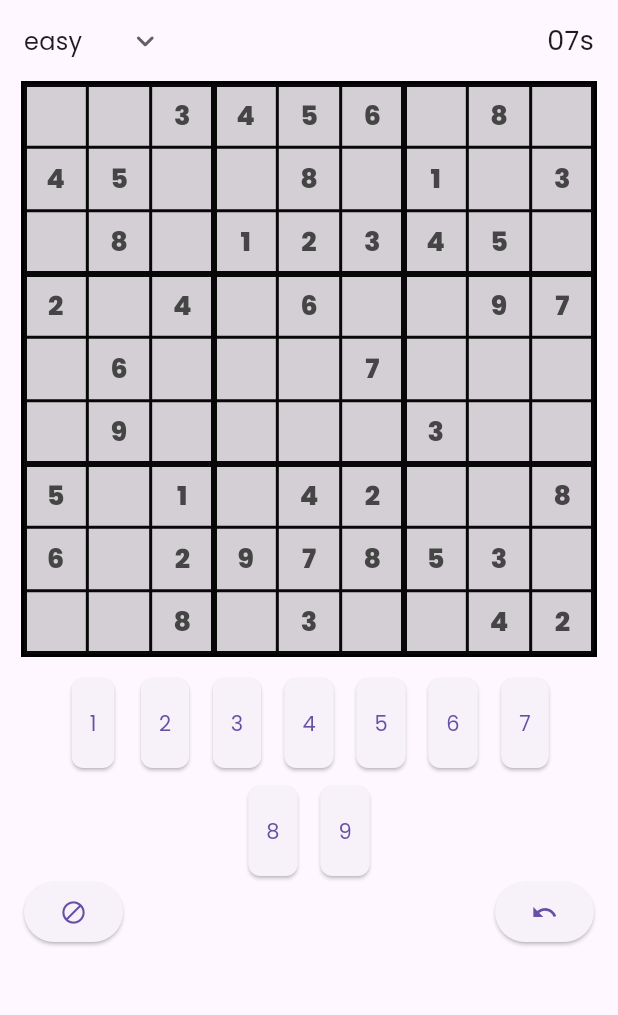
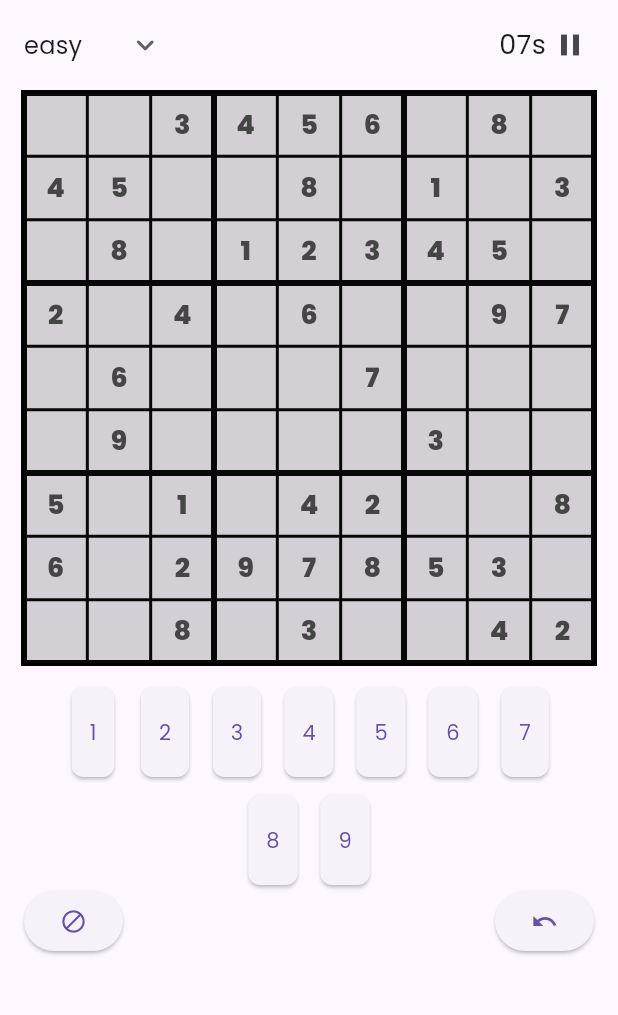
Before and after one commit to Ayush783/sudoku, a Flutter app: the screen it shows after launch, on a phone screen of 412 x 824 dp, the part 63-1078 px from its top. Run offline on Flutter 3.47's test engine with Material 3 defaults, Android fonts, the light colour scheme and no system bars; our stand-ins replace firebase_core, google_mobile_ads; accounts and stored records are empty.

Commit message:
pause game feature added

```diff
--- /dev/null
+++ b/lib/sudoku/view/widgets/pause_button.dart
@@ -0,0 +1,39 @@
+import 'package:flutter/material.dart';
+import 'package:provider/provider.dart';
+import 'package:sudoku/sudoku/view/controller/sudoku_controller.dart';
+
+class PauseButton extends StatelessWidget {
+  const PauseButton({super.key});
+
+  @override
+  Widget build(BuildContext context) {
+    return IconButton(
+      onPressed: () async {
+        context.read<SudokuController>().pauseTimer();
+        await showDialog(
+          context: context,
+          builder: (context) => AlertDialog(
+            title: const Text('Game Paused'),
+            actions: [
+              TextButton(
+                onPressed: () {
+                  Navigator.pop(context);
+                },
+                child: const Text('Resume'),
+              )
+            ],
+          ),
+        );
+        if (context.mounted) {
+          context.read<SudokuController>().startTimer();
+        }
+      },
+      padding: const EdgeInsets.all(4),
+      icon: const Icon(Icons.pause),
+      style: IconButton.styleFrom(
+        minimumSize: Size.zero,
+        tapTargetSize: MaterialTapTargetSize.shrinkWrap,
+      ),
+    );
+  }
+}
--- a/lib/sudoku/view/widgets/sudoku_board.dart
+++ b/lib/sudoku/view/widgets/sudoku_board.dart
@@ -5,6 +5,7 @@ import 'package:sudoku/sudoku/data/model/sudoku_model.dart';
 import 'package:sudoku/sudoku/view/controller/sudoku_controller.dart';
 import 'package:sudoku/sudoku/view/widgets/difficulty_dropdown.dart';
 import 'package:sudoku/sudoku/view/widgets/game_timer.dart';
+import 'package:sudoku/sudoku/view/widgets/pause_button.dart';
 import 'package:sudoku/sudoku/view/widgets/sudoku_board_cell.dart';
 
 class SudokuBoard extends StatelessWidget {
@@ -20,10 +21,11 @@ class SudokuBoard extends StatelessWidget {
               const Padding(
                 padding: EdgeInsets.symmetric(horizontal: 16),
                 child: Row(
-                  mainAxisAlignment: MainAxisAlignment.spaceBetween,
                   children: [
                     DifficultyDropdown(),
+                    Spacer(),
                     GameTimer(),
+                    PauseButton(),
                   ],
                 ),
               ),
--- a/lib/sudoku/view/widgets/sudoku_board_cell.dart
+++ b/lib/sudoku/view/widgets/sudoku_board_cell.dart
@@ -37,6 +37,8 @@ class _SudokuBoardCellState extends State<SudokuBoardCell> {
     final cellSize = (MediaQuery.sizeOf(context).width - 32) / 9;
     final lastEnteredValue = context
         .select<SudokuController, int>((value) => value.lastEnteredValue);
+    final isPaused =
+        context.select<SudokuController, bool>((value) => value.isPaused);
 
     return InkWell(
       onTap: cell.isEditable
@@ -57,17 +59,39 @@ class _SudokuBoardCellState extends State<SudokuBoardCell> {
           width: cellSize,
           height: cellSize,
           child: Center(
-            child: Text(
-              cell.value != 0 ? cell.value.toString() : '',
-              style: TextStyle(
-                fontWeight: cell.isEditable ? FontWeight.w500 : FontWeight.w800,
-                fontSize: lastEnteredValue == cell.value ? 22 : 18,
-                color: cell.isEditable ? Colors.black : const Color(0xff454545),
-              ),
-            ),
+            child: isPaused
+                ? Text(_generateRandomGlyph())
+                : Text(
+                    cell.value != 0 ? cell.value.toString() : '',
+                    style: TextStyle(
+                      fontWeight:
+                          cell.isEditable ? FontWeight.w500 : FontWeight.w800,
+                      fontSize: lastEnteredValue == cell.value ? 22 : 18,
+                      color: cell.isEditable
+                          ? Colors.black
+                          : const Color(0xff454545),
+                    ),
+                  ),
           ),
         ),
       ),
     );
   }
+
+  final List<int> _glyphUnicodeRanges = [
+    0x13000, // Egyptian Hieroglyphs
+    0x16800, // Bamum Supplement
+    0x10300, // Old Italic
+    0x16A0, // Runic
+  ];
+
+  String _generateRandomGlyph() {
+    final random = Random();
+    int randomRange =
+        _glyphUnicodeRanges[random.nextInt(_glyphUnicodeRanges.length)];
+    int randomOffset =
+        random.nextInt(50); // Add a small random offset for variety
+
+    return String.fromCharCode(randomRange + randomOffset);
+  }
 }
```
Also changed, not shown: lib/sudoku/view/controller/sudoku_controller.dart (+18 -3 lines).
